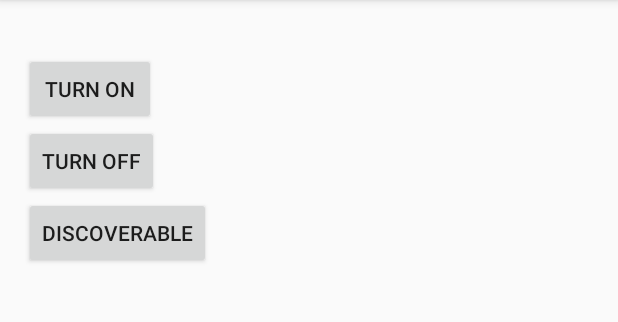
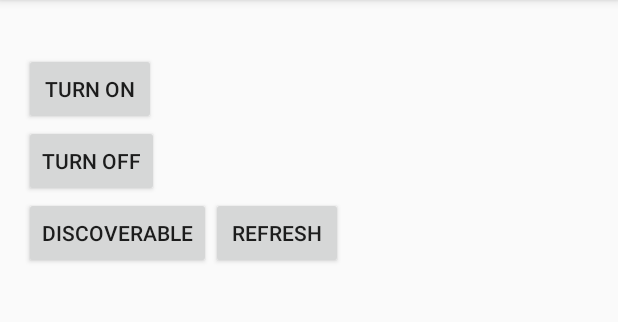
Before and after one commit to RizalMuhamadH/Bluetoothapp, an Android app: the screen it shows after launch (MainActivity), after a tap on "TURN ON", on a phone screen of 412 x 824 dp, the part 84-406 px from its top. Run offline under Robolectric (Android 15) with nearby library versions, the phone set to English and light mode, and no system bars.

```diff
--- a/app/src/main/java/com/project/app/bluetoothapp/MainActivity.java
+++ b/app/src/main/java/com/project/app/bluetoothapp/MainActivity.java
@@ -2,7 +2,10 @@ package com.project.app.bluetoothapp;
 
 import android.bluetooth.BluetoothAdapter;
 import android.bluetooth.BluetoothDevice;
+import android.content.BroadcastReceiver;
+import android.content.Context;
 import android.content.Intent;
+import android.content.IntentFilter;
 import android.support.v7.app.AppCompatActivity;
 import android.os.Bundle;
 import android.view.View;
@@ -21,6 +24,7 @@ public class MainActivity extends AppCompatActivity implements View.OnClickListe
     private Button turnOn;
     private Button turnOff;
     private Button disc;
+    private Button refresh;
 
     private BluetoothAdapter bluetoothAdapter;
     private Set<BluetoothDevice>device;
@@ -32,6 +36,7 @@ public class MainActivity extends AppCompatActivity implements View.OnClickListe
         turnOn = (Button)findViewById(R.id.turn_on);
         turnOff = (Button)findViewById(R.id.turn_off);
         disc = (Button)findViewById(R.id.discoverable);
+        refresh = (Button)findViewById(R.id.refresh);
         list = (ListView)findViewById(R.id.list_id);
 
         bluetoothAdapter = BluetoothAdapter.getDefaultAdapter();
@@ -39,6 +44,7 @@ public class MainActivity extends AppCompatActivity implements View.OnClickListe
         turnOn.setOnClickListener(this);
         turnOff.setOnClickListener(this);
         disc.setOnClickListener(this);
+        refresh.setOnClickListener(this);
     }
 
     @Override
@@ -50,7 +56,6 @@ public class MainActivity extends AppCompatActivity implements View.OnClickListe
                     Toast.makeText(this, "Turning On Bluetooth", Toast.LENGTH_LONG).show();
 
                     startActivityForResult(new Intent(BluetoothAdapter.ACTION_REQUEST_ENABLE),0);
-                    listId();
                 }
                 break;
             case R.id.turn_off:
@@ -64,16 +69,34 @@ public class MainActivity extends AppCompatActivity implements View.OnClickListe
                     startActivityForResult(new Intent(BluetoothAdapter.ACTION_REQUEST_DISCOVERABLE),0);
                 }
                 break;
+            case R.id.refresh :
+                if (bluetoothAdapter.isEnabled()){
+                    foundDevices();
+                }
+                break;
         }
     }
-    private void listId(){
+    private void foundDevices(){
         device = bluetoothAdapter.getBondedDevices();
 
-        ArrayList arrayList = new ArrayList();
+        final ArrayList<String> arrayList = new ArrayList();
 
         for (BluetoothDevice bluetoothDevice : device){
             arrayList.add(bluetoothDevice.getName());
         }
+        final BroadcastReceiver receiver = new BroadcastReceiver() {
+            @Override
+            public void onReceive(Context context, Intent intent) {
+                String action = intent.getAction();
+                if (BluetoothDevice.ACTION_FOUND.equals(action)){
+                    BluetoothDevice bluetoothDevice = intent.getParcelableExtra(BluetoothDevice.EXTRA_DEVICE);
+
+                    arrayList.add(bluetoothDevice.getName());
+                }
+            }
+        };
+        IntentFilter filter = new IntentFilter(BluetoothDevice.ACTION_FOUND);
+        registerReceiver(receiver,filter);
         if (arrayList.isEmpty()){
             Toast.makeText(this, "Paired Not Device", Toast.LENGTH_SHORT).show();
         }   else {
@@ -83,4 +106,12 @@ public class MainActivity extends AppCompatActivity implements View.OnClickListe
 
         list.setAdapter(adapter);
     }
+
+
+
+    @Override
+    protected void onDestroy() {
+//        unregisterReceiver(receiver);
+        super.onDestroy();
+    }
 }
--- a/app/src/main/res/layout/activity_main.xml
+++ b/app/src/main/res/layout/activity_main.xml
@@ -25,11 +25,21 @@
         android:layout_width="wrap_content"
         android:layout_height="wrap_content"
         android:text="Turn Off"/>
-    <Button
-        android:id="@+id/discoverable"
-        android:layout_width="wrap_content"
+    <LinearLayout
+        android:layout_width="match_parent"
         android:layout_height="wrap_content"
-        android:text="Discoverable"/>
+        android:orientation="horizontal">
+        <Button
+            android:id="@+id/discoverable"
+            android:layout_width="wrap_content"
+            android:layout_height="wrap_content"
+            android:text="Discoverable"/>
+        <Button
+            android:id="@+id/refresh"
+            android:layout_width="wrap_content"
+            android:layout_height="wrap_content"
+            android:text="Refresh"/>
+    </LinearLayout>
     <ListView
         android:id="@+id/list_id"
         android:layout_width="wrap_content"
```
